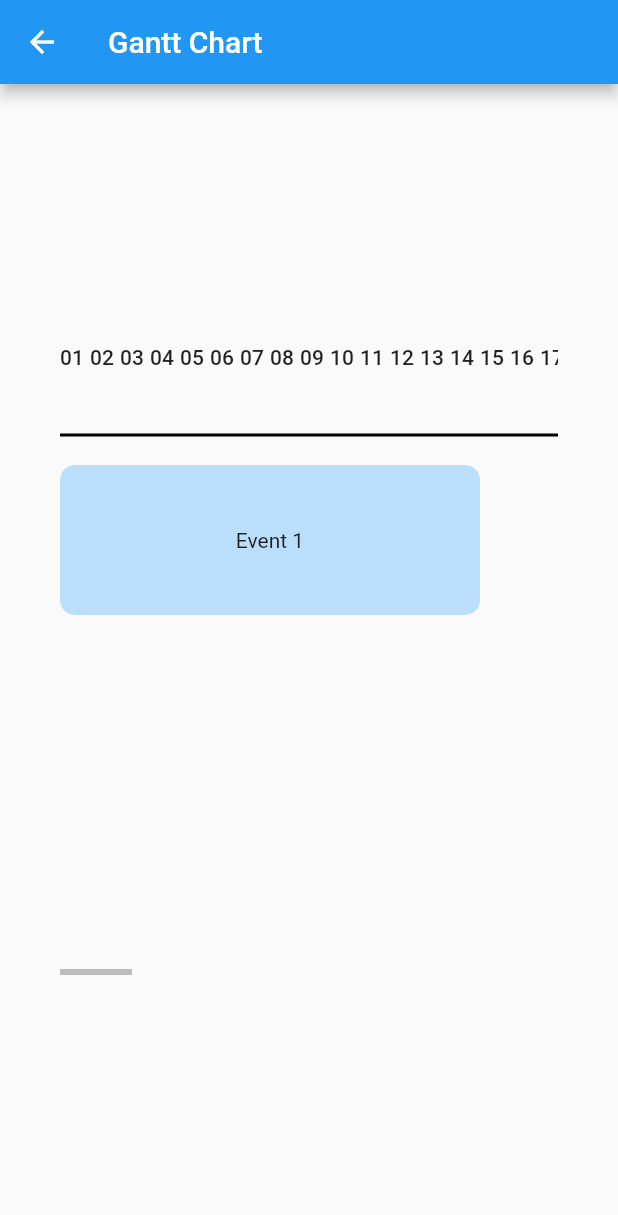
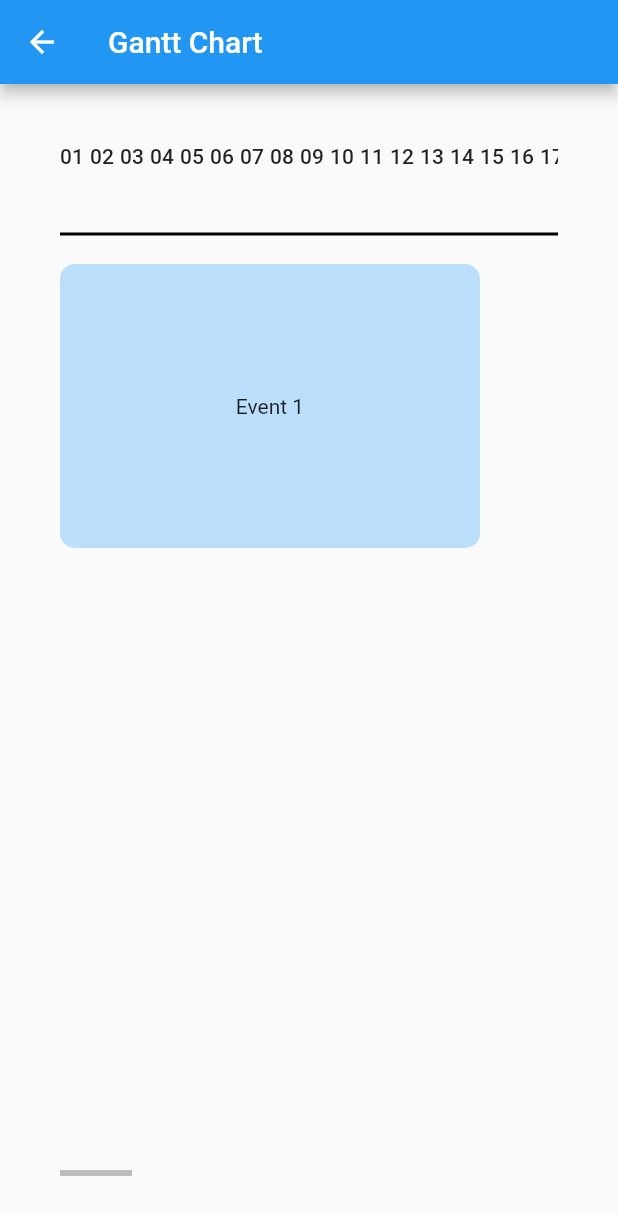
Before and after one commit to IvanHerreraCasas/dynamic_timeline, a Flutter app: the screen it shows after launch, after a tap on "Gantt chart", on a phone screen of 412 x 824 dp. Shown: the top 1215 px of the screen. Run offline on Flutter 3.47's test engine with Material 2 defaults, Android fonts, the phone set to English and light mode, and no system bars.

Commit message:
feat: cross axis responsiveness

```diff
--- a/lib/src/rendering/render_dynamic_timeline.dart
+++ b/lib/src/rendering/render_dynamic_timeline.dart
@@ -33,7 +33,7 @@ class RenderDynamicTimeline extends RenderBox
     required double intervalExtent,
     required int crossAxisCount,
     required double maxCrossAxisIndicatorExtent,
-    required double maxCrossAxisItemExtent,
+    required double? maxCrossAxisItemExtent,
     required Duration minItemDuration,
     required double crossAxisSpacing,
     required bool resizable,
@@ -153,11 +153,11 @@ class RenderDynamicTimeline extends RenderBox
     markNeedsLayout();
   }
 
-  double _maxCrossAxisItemExtent;
+  double? _maxCrossAxisItemExtent;
 
-  double get maxCrossAxisItemExtent => _maxCrossAxisItemExtent;
+  double? get maxCrossAxisItemExtent => _maxCrossAxisItemExtent;
 
-  set maxCrossAxisItemExtent(double value) {
+  set maxCrossAxisItemExtent(double? value) {
     if (value == _maxCrossAxisItemExtent) return;
 
     _maxCrossAxisItemExtent = value;
@@ -234,8 +234,11 @@ class RenderDynamicTimeline extends RenderBox
 
   double _getCrossAxisExtent({required BoxConstraints constraints}) {
     final crossAxisSize = _getCrossAxisSize(constraints.biggest);
+
+    if (maxCrossAxisItemExtent == null) return crossAxisSize;
+
     final attemptExtent = maxCrossAxisIndicatorExtent +
-        (crossAxisSpacing + maxCrossAxisItemExtent) * crossAxisCount;
+        (crossAxisSpacing + maxCrossAxisItemExtent!) * crossAxisCount;
 
     return min(
       crossAxisSize,
@@ -264,6 +267,18 @@ class RenderDynamicTimeline extends RenderBox
     }
   }
 
+  double _getMaxCrossAxisItemExtent({required BoxConstraints constraints}) {
+    if (maxCrossAxisItemExtent != null) return maxCrossAxisItemExtent!;
+
+    final crosAxisExtent = _getCrossAxisExtent(constraints: constraints);
+
+    final freeSpaceExtent = crosAxisExtent -
+        maxCrossAxisIndicatorExtent -
+        crossAxisSpacing * crossAxisCount;
+
+    return freeSpaceExtent / crossAxisCount;
+  }
+
   @override
   void setupParentData(covariant RenderObject child) {
     if (child.parentData is! DynamicTimelineParentData) {
@@ -289,6 +304,8 @@ class RenderDynamicTimeline extends RenderBox
   @override
   void performLayout() {
     size = _computeSize(constraints: constraints);
+    final maxCrossAxisItemExtent =
+        _getMaxCrossAxisItemExtent(constraints: constraints);
 
     var child = firstChild;
 
--- a/lib/src/widgets/dynamic_timeline.dart
+++ b/lib/src/widgets/dynamic_timeline.dart
@@ -23,7 +23,7 @@ class DynamicTimeline extends MultiChildRenderObjectWidget {
     this.intervalExtent = 100,
     this.crossAxisCount = 1,
     this.maxCrossAxisIndicatorExtent = 60,
-    this.maxCrossAxisItemExtent = 100,
+    this.maxCrossAxisItemExtent,
     this.minItemDuration,
     this.crossAxisSpacing = 20,
     this.color = Colors.black,
@@ -77,7 +77,7 @@ class DynamicTimeline extends MultiChildRenderObjectWidget {
   final double maxCrossAxisIndicatorExtent;
 
   /// It is used to calculate the cross axis extent of the timeline.
-  final double maxCrossAxisItemExtent;
+  final double? maxCrossAxisItemExtent;
 
   /// The minimun duration that the item can be resized.
   final Duration? minItemDuration;
```
